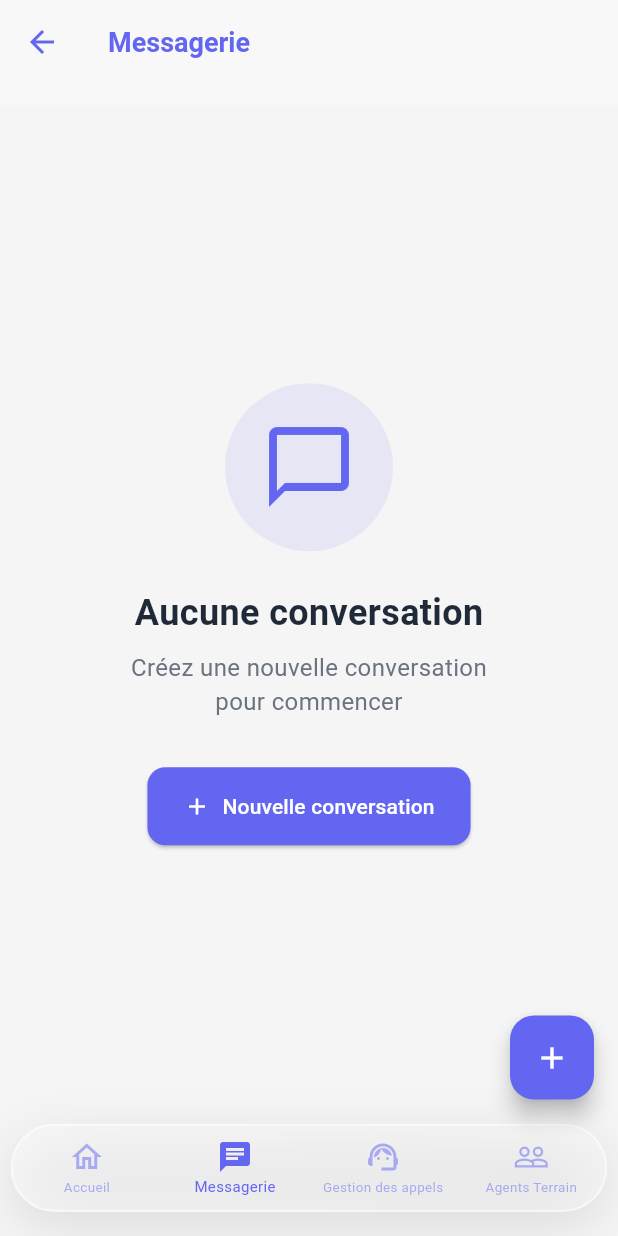
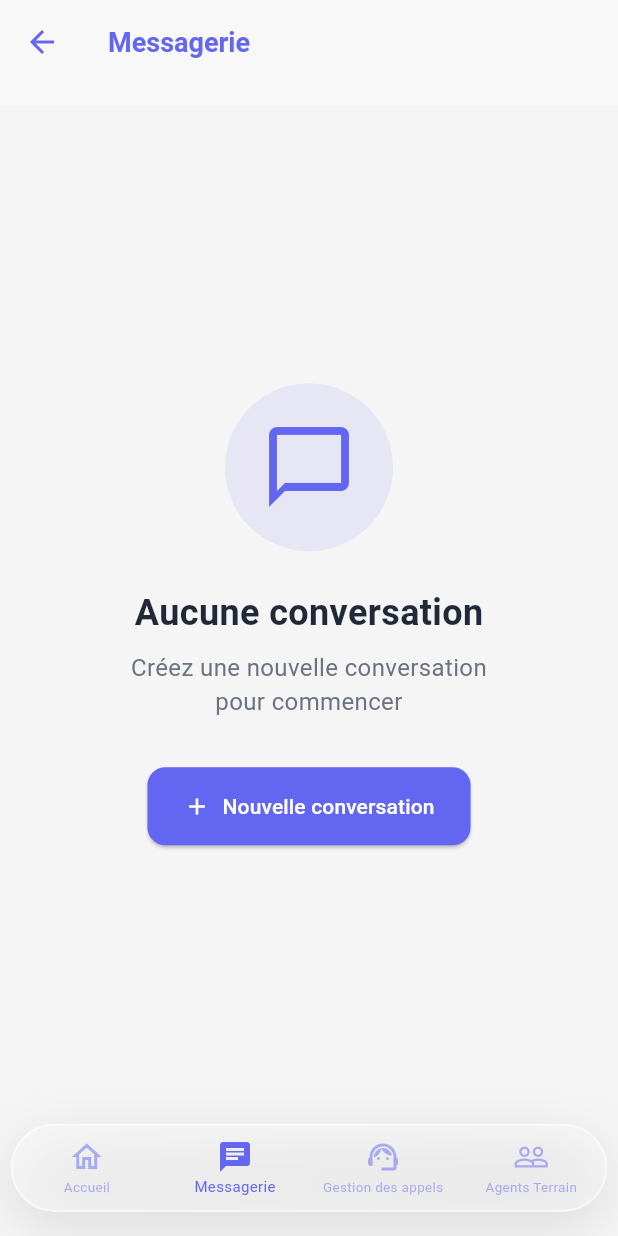
Before and after one commit to Sauzxa/CryptoApp, a Flutter app: the MessageriePage screen opened by its route, on a phone screen of 412 x 824 dp. Run offline on Flutter 3.47's test engine with Material 3 defaults, Android fonts, the phone set to English and light mode, and no system bars; our stand-ins replace audioplayers, awesome_notifications, image_picker, permission_handler, shared_preferences, socket_io_client and 1 more; missing offline and left inert: audio_waveforms, call_log, record; accounts and stored records are empty.

Commit message:
removed duplicated button in messagerie

```diff
--- a/lib/core/Messagerie.dart
+++ b/lib/core/Messagerie.dart
@@ -357,11 +357,6 @@ class _MessageriePageState extends State<MessageriePage> {
             },
           ),
         ),
-        floatingActionButton: FloatingActionButton(
-          onPressed: () => _showCreateRoomDialog(context),
-          backgroundColor: const Color(0xFF6366F1),
-          child: const Icon(Icons.add, color: Colors.white),
-        ),
         bottomNavigationBar: Consumer<AuthProvider>(
           builder: (context, authProvider, child) {
             final isFieldAgent = authProvider.isField;
```
Also changed, not shown: lib/core/GestionAppels.dart (+2 -6 lines).
